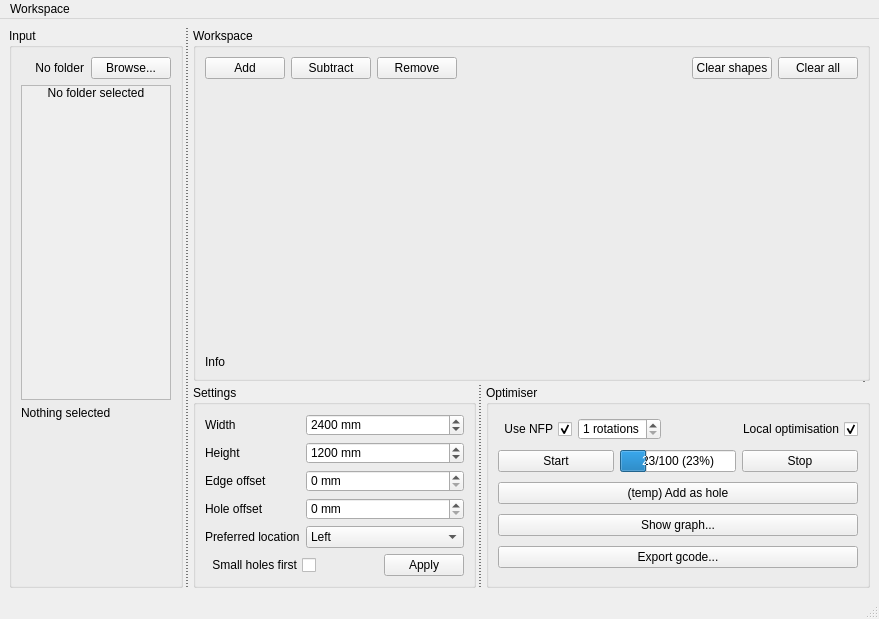
This is wasteoptimiser/resources/WasteOptimiserGUI.ui in Papooch/WasteOptimiser as Qt 5 draws it before an edit. The edited form follows.
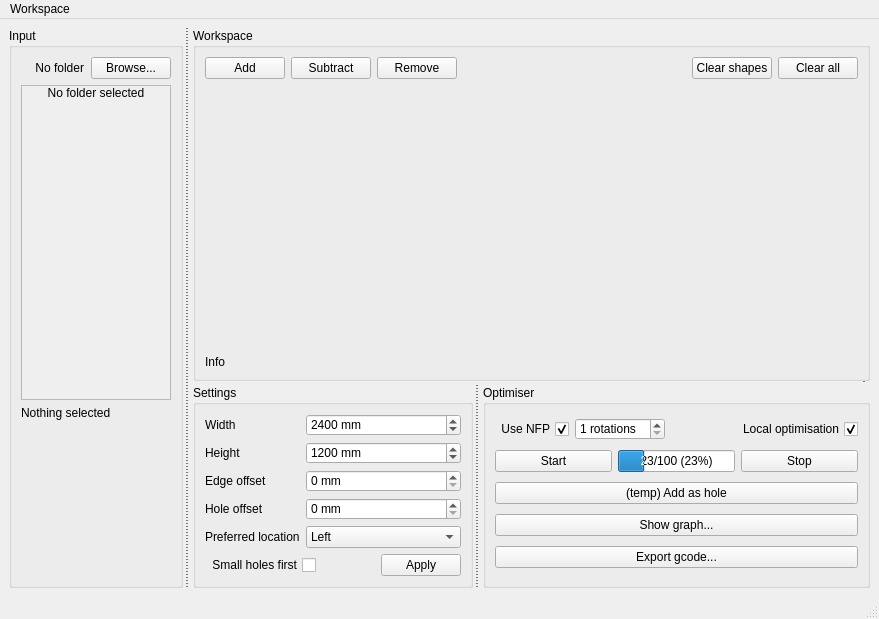
This is the edited form.

```diff
--- a/wasteoptimiser/resources/WasteOptimiserGUI.ui
+++ b/wasteoptimiser/resources/WasteOptimiserGUI.ui
@@ -484,6 +484,12 @@
             </item>
             <item>
              <widget class="QSpinBox" name="sp_optimiser_nfp_rotations">
+              <property name="buttonSymbols">
+               <enum>QAbstractSpinBox::UpDownArrows</enum>
+              </property>
+              <property name="specialValueText">
+               <string/>
+              </property>
               <property name="suffix">
                <string> rotations</string>
               </property>
@@ -491,7 +497,7 @@
                <number>1</number>
               </property>
               <property name="maximum">
-               <number>8</number>
+               <number>16</number>
               </property>
              </widget>
             </item>
```
